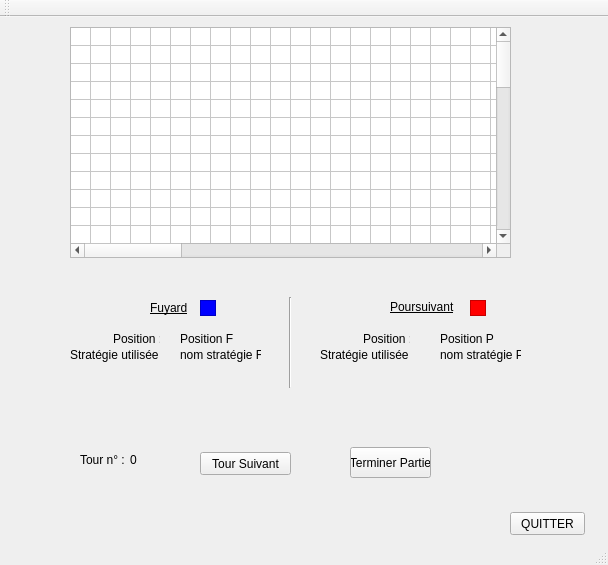
Qt form mainwindow.ui (L3TZ/CoursePoursuite) before a commit.
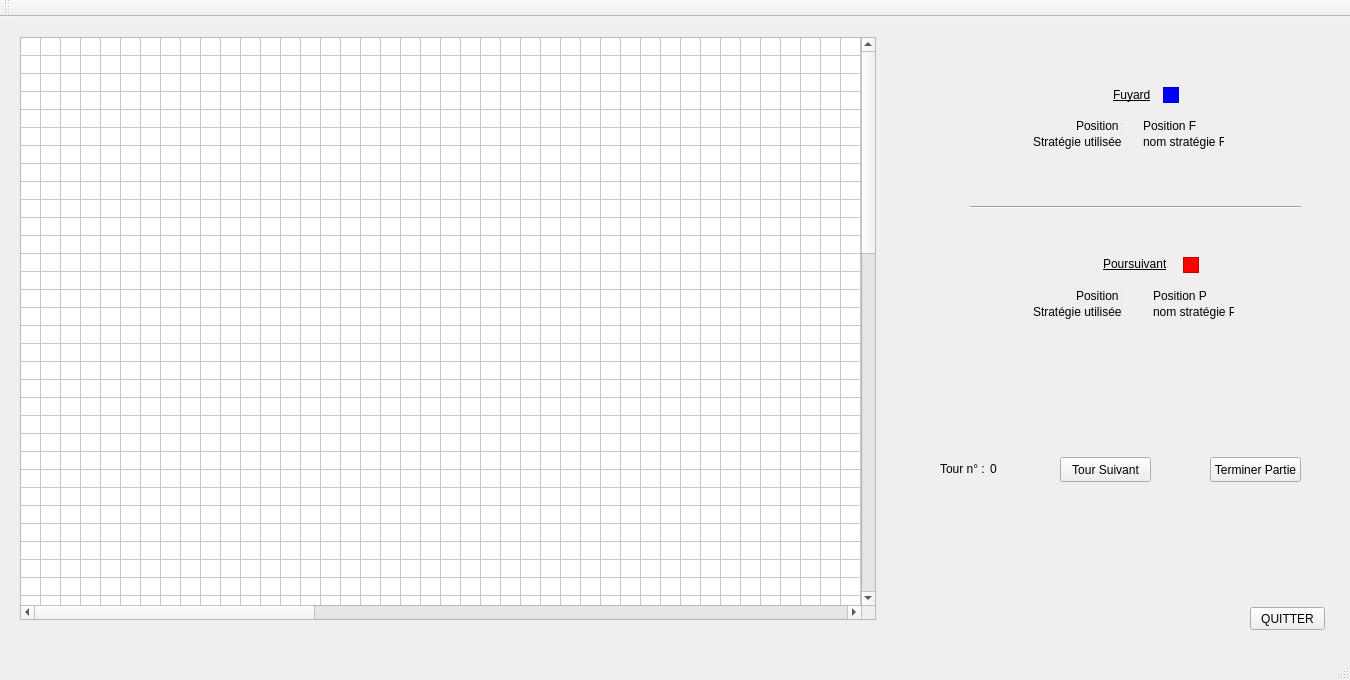
The same form after that commit.

Commit message: (Elo)maj inteface, grille à gauche de l'écran, reste des éléments à droite

What changed in the file:
```diff
--- a/mainwindow.ui
+++ b/mainwindow.ui
@@ -6,8 +6,8 @@
    <rect>
     <x>0</x>
     <y>0</y>
-    <width>608</width>
-    <height>565</height>
+    <width>1350</width>
+    <height>680</height>
    </rect>
   </property>
   <property name="windowTitle">
@@ -20,8 +20,8 @@
     </property>
     <property name="geometry">
      <rect>
-      <x>150</x>
-      <y>280</y>
+      <x>1113</x>
+      <y>67</y>
       <width>41</width>
       <height>21</height>
      </rect>
@@ -39,8 +39,8 @@
    <widget class="QLabel" name="labelP">
     <property name="geometry">
      <rect>
-      <x>390</x>
-      <y>280</y>
+      <x>1103</x>
+      <y>237</y>
       <width>71</width>
       <height>20</height>
      </rect>
@@ -58,10 +58,10 @@
    <widget class="QTableWidget" name="grille">
     <property name="geometry">
      <rect>
-      <x>70</x>
-      <y>10</y>
-      <width>441</width>
-      <height>231</height>
+      <x>20</x>
+      <y>20</y>
+      <width>856</width>
+      <height>583</height>
      </rect>
     </property>
     <property name="editTriggers">
@@ -74,22 +74,22 @@
      <enum>Qt::SolidLine</enum>
     </property>
     <property name="rowCount">
-     <number>45</number>
+     <number>83</number>
     </property>
     <property name="columnCount">
-     <number>86</number>
+     <number>122</number>
     </property>
     <attribute name="horizontalHeaderVisible">
      <bool>false</bool>
     </attribute>
     <attribute name="horizontalHeaderDefaultSectionSize">
-     <number>5</number>
+     <number>7</number>
     </attribute>
     <attribute name="verticalHeaderVisible">
      <bool>false</bool>
     </attribute>
     <attribute name="verticalHeaderDefaultSectionSize">
-     <number>5</number>
+     <number>7</number>
     </attribute>
     <row/>
     <row/>
@@ -136,6 +136,80 @@
     <row/>
     <row/>
     <row/>
+    <row/>
+    <row/>
+    <row/>
+    <row/>
+    <row/>
+    <row/>
+    <row/>
+    <row/>
+    <row/>
+    <row/>
+    <row/>
+    <row/>
+    <row/>
+    <row/>
+    <row/>
+    <row/>
+    <row/>
+    <row/>
+    <row/>
+    <row/>
+    <row/>
+    <row/>
+    <row/>
+    <row/>
+    <row/>
+    <row/>
+    <row/>
+    <row/>
+    <row/>
+    <row/>
+    <row/>
+    <row/>
+    <row/>
+    <row/>
+    <row/>
+    <row/>
+    <row/>
+    <row/>
+    <column/>
+    <column/>
+    <column/>
+    <column/>
+    <column/>
+    <column/>
+    <column/>
+    <column/>
+    <column/>
+    <column/>
+    <column/>
+    <column/>
+    <column/>
+    <column/>
+    <column/>
+    <column/>
+    <column/>
+    <column/>
+    <column/>
+    <column/>
+    <column/>
+    <column/>
+    <column/>
+    <column/>
+    <column/>
+    <column/>
+    <column/>
+    <column/>
+    <column/>
+    <column/>
+    <column/>
+    <column/>
+    <column/>
+    <column/>
+    <column/>
+    <column/>
     <column/>
     <column/>
     <column/>
@@ -226,8 +300,8 @@
    <widget class="QPushButton" name="boutonQuitter">
     <property name="geometry">
      <rect>
-      <x>510</x>
-      <y>495</y>
+      <x>1250</x>
+      <y>590</y>
       <width>75</width>
       <height>23</height>
      </rect>
@@ -242,8 +316,8 @@
    <widget class="QLabel" name="labelPosF">
     <property name="geometry">
      <rect>
-      <x>180</x>
-      <y>314</y>
+      <x>1143</x>
+      <y>101</y>
       <width>61</width>
       <height>16</height>
      </rect>
@@ -255,8 +329,8 @@
    <widget class="QLabel" name="labelStratF">
     <property name="geometry">
      <rect>
-      <x>180</x>
-      <y>330</y>
+      <x>1143</x>
+      <y>117</y>
       <width>81</width>
       <height>16</height>
      </rect>
@@ -268,8 +342,8 @@
    <widget class="QLabel" name="labelPosP">
     <property name="geometry">
      <rect>
-      <x>440</x>
-      <y>314</y>
+      <x>1153</x>
+      <y>271</y>
       <width>61</width>
       <height>16</height>
      </rect>
@@ -281,8 +355,8 @@
    <widget class="QLabel" name="labelStratP">
     <property name="geometry">
      <rect>
-      <x>440</x>
-      <y>330</y>
+      <x>1153</x>
+      <y>287</y>
       <width>81</width>
       <height>16</height>
      </rect>
@@ -294,8 +368,8 @@
    <widget class="QLabel" name="labelNumTour">
     <property name="geometry">
      <rect>
-      <x>130</x>
-      <y>435</y>
+      <x>990</x>
+      <y>444</y>
       <width>41</width>
       <height>16</height>
      </rect>
@@ -307,8 +381,8 @@
    <widget class="QLabel" name="labelTour">
     <property name="geometry">
      <rect>
-      <x>80</x>
-      <y>435</y>
+      <x>940</x>
+      <y>444</y>
       <width>51</width>
       <height>16</height>
      </rect>
@@ -320,10 +394,10 @@
    <widget class="QPushButton" name="boutonTourSuiv">
     <property name="geometry">
      <rect>
-      <x>200</x>
-      <y>435</y>
+      <x>1060</x>
+      <y>440</y>
       <width>91</width>
-      <height>23</height>
+      <height>25</height>
      </rect>
     </property>
     <property name="text">
@@ -336,10 +410,10 @@
    <widget class="QPushButton" name="boutonFinirPartie">
     <property name="geometry">
      <rect>
-      <x>350</x>
-      <y>430</y>
-      <width>81</width>
-      <height>31</height>
+      <x>1210</x>
+      <y>440</y>
+      <width>91</width>
+      <height>25</height>
      </rect>
     </property>
     <property name="text">
@@ -349,8 +423,8 @@
    <widget class="QLabel" name="nom_positionF">
     <property name="geometry">
      <rect>
-      <x>113</x>
-      <y>314</y>
+      <x>1076</x>
+      <y>101</y>
       <width>47</width>
       <height>16</height>
      </rect>
@@ -362,8 +436,8 @@
    <widget class="QLabel" name="nom_positionP">
     <property name="geometry">
      <rect>
-      <x>363</x>
-      <y>314</y>
+      <x>1076</x>
+      <y>271</y>
       <width>47</width>
       <height>16</height>
      </rect>
@@ -375,8 +449,8 @@
    <widget class="QLabel" name="nom_stratP">
     <property name="geometry">
      <rect>
-      <x>320</x>
-      <y>330</y>
+      <x>1033</x>
+      <y>287</y>
       <width>91</width>
       <height>16</height>
      </rect>
@@ -388,8 +462,8 @@
    <widget class="QLabel" name="nom_stratF">
     <property name="geometry">
      <rect>
-      <x>70</x>
-      <y>330</y>
+      <x>1033</x>
+      <y>117</y>
       <width>91</width>
       <height>16</height>
      </rect>
@@ -398,36 +472,11 @@
      <string>Stratégie utilisée :</string>
     </property>
    </widget>
-   <widget class="Line" name="line">
-    <property name="geometry">
-     <rect>
-      <x>280</x>
-      <y>280</y>
-      <width>21</width>
-      <height>91</height>
-     </rect>
-    </property>
-    <property name="sizeIncrement">
-     <size>
-      <width>0</width>
-      <height>0</height>
-     </size>
-    </property>
-    <property name="font">
-     <font>
-      <weight>50</weight>
-      <bold>false</bold>
-     </font>
-    </property>
-    <property name="orientation">
-     <enum>Qt::Vertical</enum>
-    </property>
-   </widget>
    <widget class="QGraphicsView" name="graphicsView">
     <property name="geometry">
      <rect>
-      <x>200</x>
-      <y>283</y>
+      <x>1163</x>
+      <y>70</y>
       <width>16</width>
       <height>16</height>
      </rect>
@@ -442,8 +491,8 @@
    <widget class="QGraphicsView" name="graphicsView_2">
     <property name="geometry">
      <rect>
-      <x>470</x>
-      <y>283</y>
+      <x>1183</x>
+      <y>240</y>
       <width>16</width>
       <height>16</height>
      </rect>
@@ -452,6 +501,19 @@
      <string notr="true">background-color: red</string>
     </property>
    </widget>
+   <widget class="Line" name="line">
+    <property name="geometry">
+     <rect>
+      <x>970</x>
+      <y>180</y>
+      <width>331</width>
+      <height>20</height>
+     </rect>
+    </property>
+    <property name="orientation">
+     <enum>Qt::Horizontal</enum>
+    </property>
+   </widget>
   </widget>
   <widget class="QMenuBar" name="menuBar">
    <property name="geometry">
```
Left out of the diff: 2 changed lines with no effect on the pictures. The commit also changes 2 other files.
